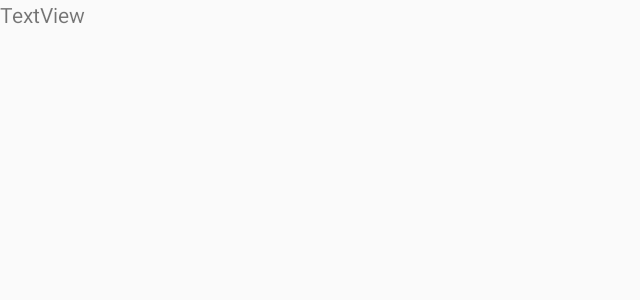
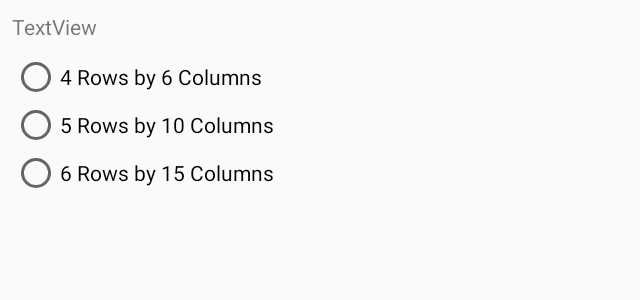
Before and after one commit to gyeung06/AndroidClownMineSweeperEsqueGame, an Android app: the Options screen opened directly, with no data from a screen before it, on a phone screen of 824 x 412 dp (held sideways). Before the commit the part shown is almost empty. Shown: the top 300 px of the screen, without its empty margins (0-640 px from the left). Run offline under Robolectric (Android 15) with nearby library versions, the phone set to English and light mode, and no system bars.

Commit message:
Add stuff to options Made radio buttons (non func)

```diff
--- a/app/src/main/java/c/example/myapplication/Options.java
+++ b/app/src/main/java/c/example/myapplication/Options.java
@@ -5,6 +5,12 @@ import androidx.appcompat.app.AppCompatActivity;
 import android.content.Context;
 import android.content.Intent;
 import android.os.Bundle;
+import android.widget.RadioButton;
+import android.widget.RadioGroup;
+
+/*
+Options menu activity
+ */
 
 public class Options extends AppCompatActivity {
 
@@ -12,6 +18,23 @@ public class Options extends AppCompatActivity {
     protected void onCreate(Bundle savedInstanceState) {
         super.onCreate(savedInstanceState);
         setContentView(R.layout.activity_options);
+
+        createRowsButtons();
+    }
+
+    private void createRowsButtons() {
+        RadioGroup group = findViewById(R.id.options_rows);
+
+        String[] rowOptions = getResources().getStringArray(R.array.row_options);
+
+        for (int i = 0; i < rowOptions.length; i++) {
+            String option = rowOptions[i];
+
+            RadioButton button = new RadioButton(this);
+            button.setText(option);
+
+            group.addView(button);
+        }
     }
 
     public static Intent makeIntent(Context context) {
--- a/app/src/main/res/layout/activity_options.xml
+++ b/app/src/main/res/layout/activity_options.xml
@@ -6,10 +6,21 @@
     android:layout_height="match_parent"
     tools:context=".Options">
 
+    <RadioGroup
+        android:id="@+id/options_rows"
+        android:layout_width="wrap_content"
+        android:layout_height="wrap_content"
+        android:layout_marginStart="8dp"
+        android:layout_marginTop="8dp"
+        app:layout_constraintStart_toStartOf="parent"
+        app:layout_constraintTop_toBottomOf="@+id/textView2" />
+
     <TextView
         android:id="@+id/textView2"
         android:layout_width="wrap_content"
         android:layout_height="wrap_content"
+        android:layout_marginStart="8dp"
+        android:layout_marginTop="8dp"
         android:text="TextView"
         app:layout_constraintStart_toStartOf="parent"
         app:layout_constraintTop_toTopOf="parent" />
--- /dev/null
+++ b/app/src/main/res/values/mine_row_options.xml
@@ -0,0 +1,9 @@
+<?xml version="1.0" encoding="utf-8"?>
+<resources>
+    <string-array name="row_options">
+        <item>"4 Rows by 6 Columns"</item>
+        <item>"5 Rows by 10 Columns"</item>
+        <item>"6 Rows by 15 Columns"</item>
+    </string-array>
+
+</resources>
```
Also changed, not shown: app/src/main/java/c/example/myapplication/models/OptionsData.java (added, +22 -0 lines).
